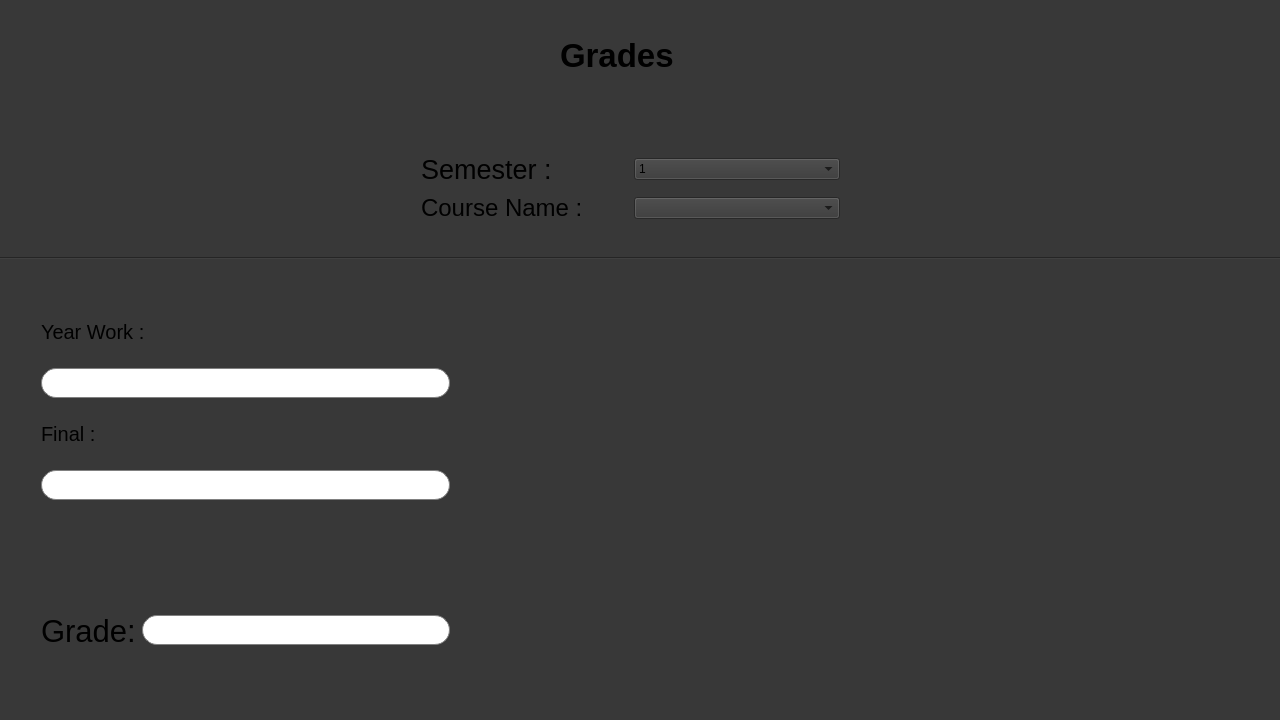
The window that QtWidgetsApplication1/viewGradesStudent.ui (HassanAhmedMa/CourseRegistrationQTProject) describes before a commit, drawn with Qt 5.
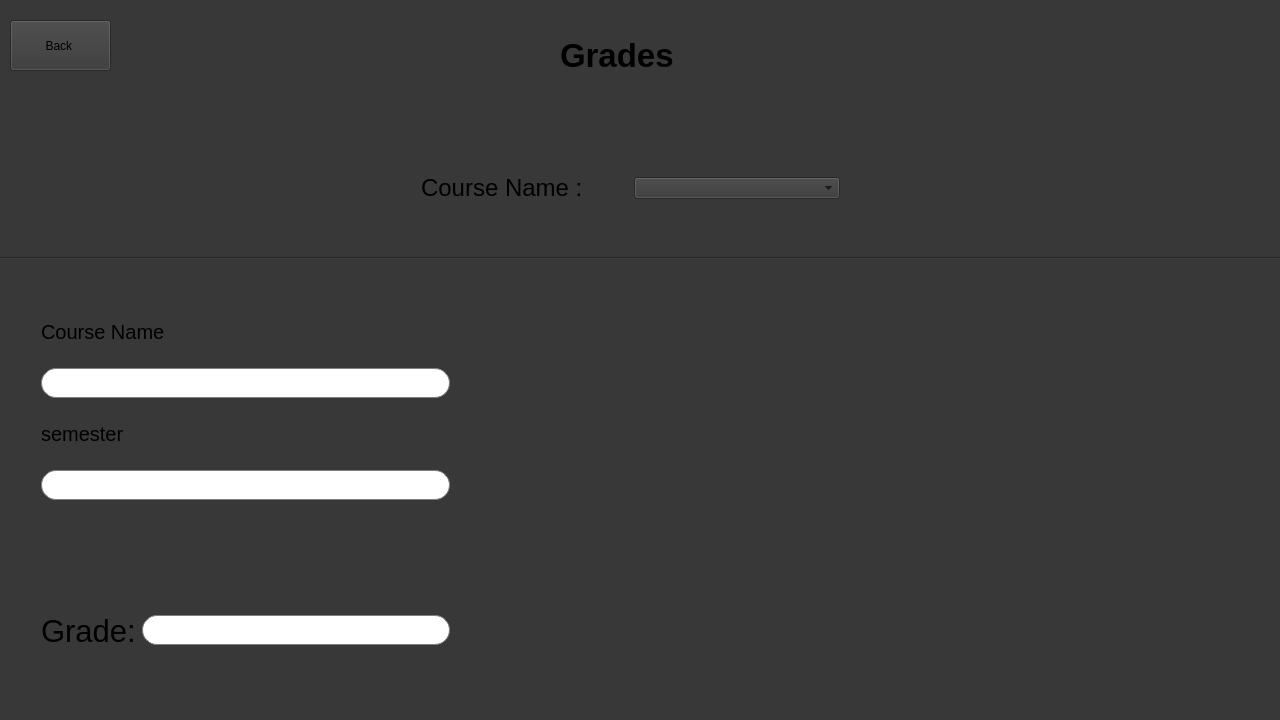
The same window after the commit.

Commit message: Student ALL done Admin Classes  Ziad need

What changed in the file:
```diff
--- a/QtWidgetsApplication1/viewGradesStudent.ui
+++ b/QtWidgetsApplication1/viewGradesStudent.ui
@@ -59,66 +59,6 @@
      </rect>
     </property>
     <layout class="QVBoxLayout" name="verticalLayout">
-     <item>
-      <layout class="QHBoxLayout" name="horizontalLayout">
-       <item>
-        <widget class="QLabel" name="label_2">
-         <property name="font">
-          <font>
-           <pointsize>20</pointsize>
-          </font>
-         </property>
-         <property name="text">
-          <string>Semester :</string>
-         </property>
-        </widget>
-       </item>
-       <item>
-        <widget class="QComboBox" name="semester">
-         <item>
-          <property name="text">
-           <string>1</string>
-          </property>
-         </item>
-         <item>
-          <property name="text">
-           <string>2</string>
-          </property>
-         </item>
-         <item>
-          <property name="text">
-           <string>3</string>
-          </property>
-         </item>
-         <item>
-          <property name="text">
-           <string>4</string>
-          </property>
-         </item>
-         <item>
-          <property name="text">
-           <string>5</string>
-          </property>
-         </item>
-         <item>
-          <property name="text">
-           <string>6</string>
-          </property>
-         </item>
-         <item>
-          <property name="text">
-           <string>7</string>
-          </property>
-         </item>
-         <item>
-          <property name="text">
-           <string>8</string>
-          </property>
-         </item>
-        </widget>
-       </item>
-      </layout>
-     </item>
      <item>
       <layout class="QHBoxLayout" name="horizontalLayout_2">
        <item>
@@ -202,7 +142,7 @@
           </font>
          </property>
          <property name="text">
-          <string>Year Work :</string>
+          <string>Course Name </string>
          </property>
         </widget>
        </item>
@@ -232,14 +172,14 @@
           </font>
          </property>
          <property name="text">
-          <string>Final :</string>
+          <string>semester</string>
          </property>
         </widget>
        </item>
        <item>
         <layout class="QVBoxLayout" name="verticalLayout_3">
          <item>
-          <widget class="QLineEdit" name="final_2">
+          <widget class="QLineEdit" name="semester">
            <property name="minimumSize">
             <size>
              <width>0</width>
@@ -251,8 +191,10 @@
     border: 1px solid gray;
     border-radius: 15px;
     padding: 5px;
-    background-color: white;
-}</string>
+    background-color: white;  /* Light background */
+    color: black;             /* Black text */
+}
+</string>
            </property>
           </widget>
          </item>
@@ -262,6 +204,19 @@
      </item>
     </layout>
    </widget>
+   <widget class="QPushButton" name="pushButton">
+    <property name="geometry">
+     <rect>
+      <x>10</x>
+      <y>20</y>
+      <width>101</width>
+      <height>51</height>
+     </rect>
+    </property>
+    <property name="text">
+     <string>Back </string>
+    </property>
+   </widget>
   </widget>
   <widget class="QStatusBar" name="statusBar"/>
  </widget>
```
Left out of the diff: 14 changed lines with no effect on the pictures. The commit also changes 7 other files.
